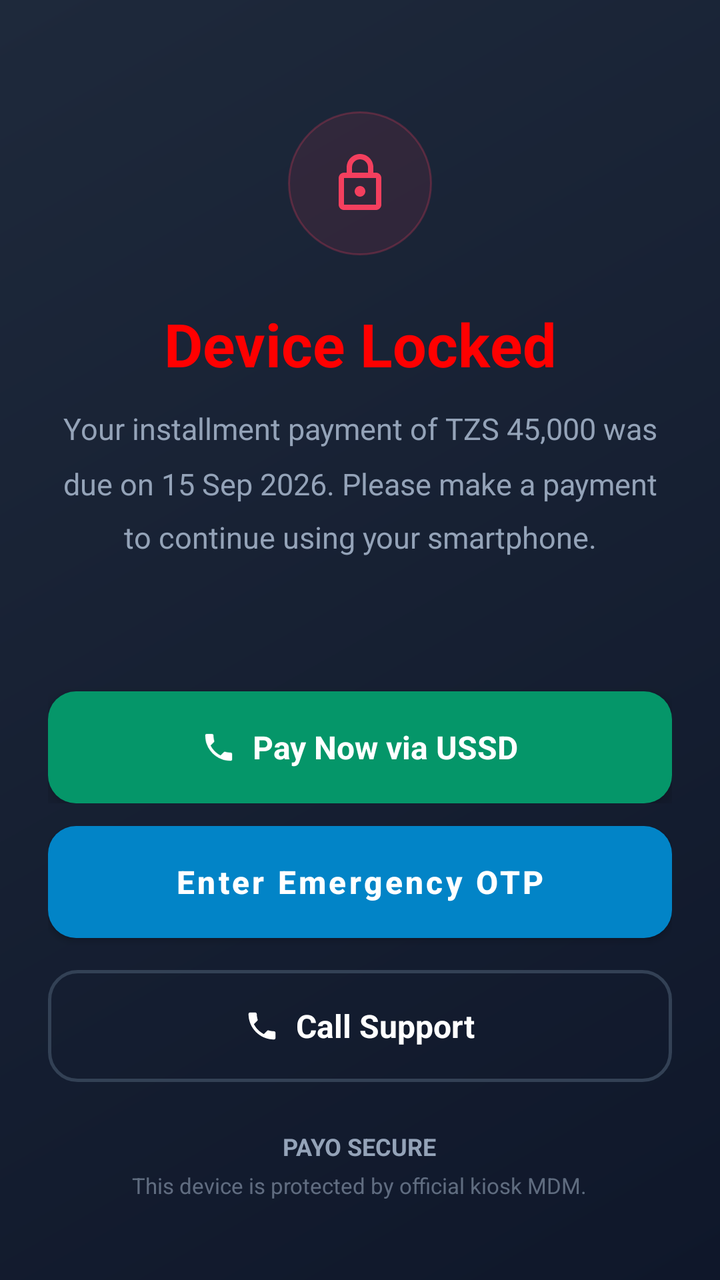
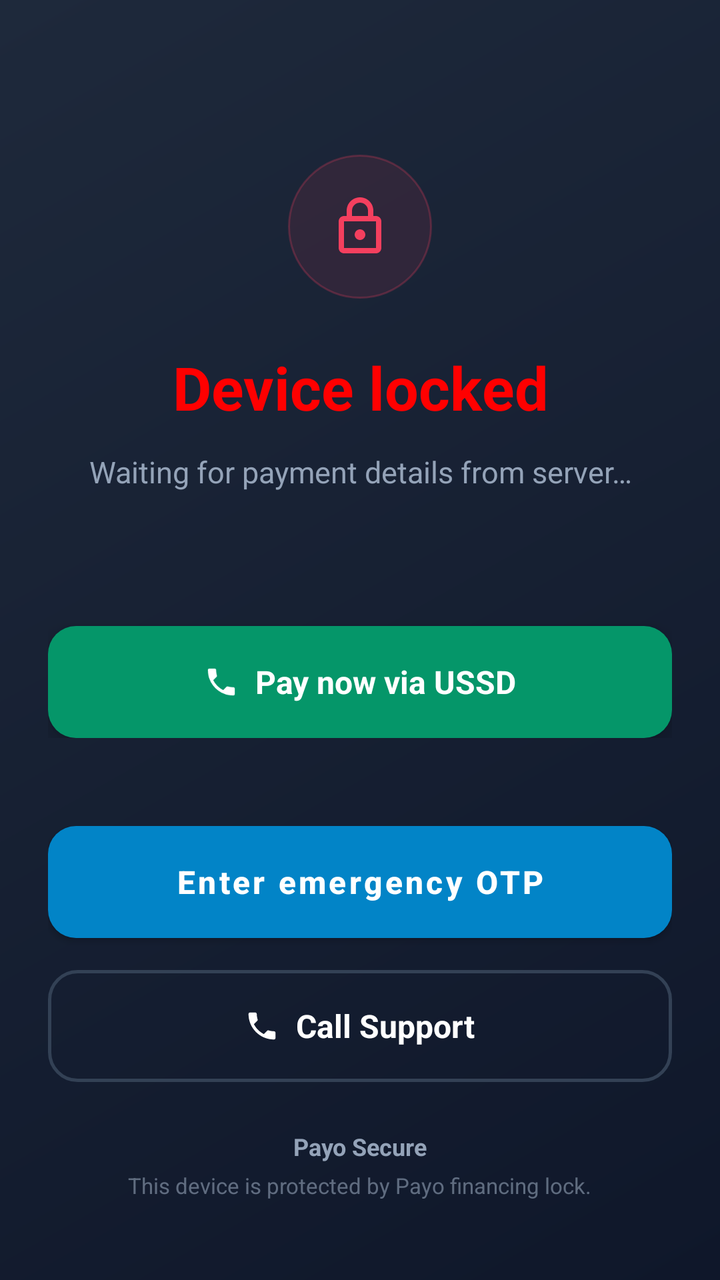

Before-and-after screenshots of an Android layout around one commit, followed by the original layout XML and the change that was made.
<!-- AndroidManifest.xml: application theme Theme.PAYO -->
<!-- res/layout/activity_lock.xml -->
<?xml version="1.0" encoding="utf-8"?>
<androidx.constraintlayout.widget.ConstraintLayout xmlns:android="http://schemas.android.com/apk/res/android"
    xmlns:app="http://schemas.android.com/apk/res-auto"
    xmlns:tools="http://schemas.android.com/tools"
    android:layout_width="match_parent"
    android:layout_height="match_parent"
    android:background="@drawable/bg_gradient_lock"
    android:paddingStart="24dp"
    android:paddingEnd="24dp"
    android:paddingTop="48dp"
    android:paddingBottom="40dp">

    
    <LinearLayout
        android:id="@+id/headerSection"
        android:layout_width="match_parent"
        android:layout_height="wrap_content"
        android:orientation="vertical"
        android:gravity="center"
        app:layout_constraintTop_toTopOf="parent"
        app:layout_constraintBottom_toTopOf="@id/actionSection"
        app:layout_constraintVertical_bias="0.4">

        
        <FrameLayout
            android:layout_width="72dp"
            android:layout_height="72dp"
            android:background="@drawable/bg_lock_badge"
            android:layout_marginBottom="24dp">

            <ImageView
                android:layout_width="32dp"
                android:layout_height="32dp"
                android:layout_gravity="center"
                android:src="@drawable/ic_lock_outline" />
        </FrameLayout>

        
        <TextView
            android:layout_width="match_parent"
            android:layout_height="wrap_content"
            android:text="Device Locked"
            android:textColor="#FF0000"
            android:textSize="30sp"
            android:textStyle="bold"
            android:textAlignment="center"
            android:layout_marginBottom="12dp" />

        
        <TextView
            android:id="@+id/tvLockReason"
            android:layout_width="match_parent"
            android:layout_height="wrap_content"
            android:text="Your installment payment of TZS 45,000 was due on 15 Sep 2026. Please make a payment to continue using your smartphone."
            android:textColor="#94A3B8"
            android:textSize="15sp"
            android:lineSpacingMultiplier="1.5"
            android:textAlignment="center"
            android:layout_marginBottom="16dp" />

        <TextView
            android:id="@+id/tvLoanNumber"
            android:layout_width="match_parent"
            android:layout_height="wrap_content"
            android:textColor="#94A3B8"
            android:textSize="14sp"
            android:textAlignment="center"
            android:layout_marginBottom="32dp" />

        
        <LinearLayout
            android:id="@+id/btnPayNowUssd"
            android:layout_width="match_parent"
            android:layout_height="56dp"
            android:background="@drawable/bg_btn_pay_now"
            android:elevation="6dp"
            android:gravity="center"
            android:orientation="horizontal">

            <ImageView
                android:layout_width="18dp"
                android:layout_height="18dp"
                android:src="@drawable/ic_phone_outline"
                android:layout_marginEnd="8dp" />

            <TextView
                android:layout_width="wrap_content"
                android:layout_height="wrap_content"
                android:text="Pay Now via USSD"
                android:textColor="#FFFFFF"
                android:textSize="16sp"
                android:textStyle="bold" />
        </LinearLayout>

    </LinearLayout>

    
    <LinearLayout
        android:id="@+id/actionSection"
        android:layout_width="match_parent"
        android:layout_height="wrap_content"
        android:orientation="vertical"
        android:gravity="center"
        app:layout_constraintBottom_toBottomOf="parent">

        
        <Button
            android:id="@+id/btnKioskOfflineUnlock"
            android:layout_width="match_parent"
            android:layout_height="56dp"
            android:background="@drawable/bg_btn_primary"
            android:text="Enter Emergency OTP"
            android:textColor="#FFFFFF"
            android:textSize="16sp"
            android:textStyle="bold"
            android:textAllCaps="false"
            android:elevation="4dp"
            android:layout_marginBottom="16dp"
            app:backgroundTint="@null" />

        
        <LinearLayout
            android:id="@+id/btnCallSupport"
            android:layout_width="match_parent"
            android:layout_height="56dp"
            android:background="@drawable/bg_btn_secondary"
            android:gravity="center"
            android:orientation="horizontal"
            android:layout_marginBottom="24dp">

            <ImageView
                android:layout_width="18dp"
                android:layout_height="18dp"
                android:src="@drawable/ic_phone_outline"
                android:layout_marginEnd="8dp" />

            <TextView
                android:layout_width="wrap_content"
                android:layout_height="wrap_content"
                android:text="Call Support"
                android:textColor="#FFFFFF"
                android:textSize="16sp"
                android:textStyle="bold" />
        </LinearLayout>

        
        <TextView
            android:layout_width="wrap_content"
            android:layout_height="wrap_content"
            android:text="PAYO SECURE"
            android:textColor="#94A3B8"
            android:textSize="12sp"
            android:textStyle="bold"
            android:layout_marginBottom="4dp" />

        <TextView
            android:layout_width="wrap_content"
            android:layout_height="wrap_content"
            android:text="This device is protected by official kiosk MDM."
            android:textColor="#94A3B8"
            android:textSize="11sp"
            android:alpha="0.6" />

    </LinearLayout>

</androidx.constraintlayout.widget.ConstraintLayout>
<!-- resources referenced by this layout -->
<resources>
  <!-- drawable bg_btn_pay_now (drawable) -->
  <?xml version="1.0" encoding="utf-8"?>
  <shape xmlns:android="http://schemas.android.com/apk/res/android"
      android:shape="rectangle">
      <solid android:color="#059669" />
      <corners android:radius="14dp" />
  </shape>
  <!-- drawable bg_btn_primary (drawable) -->
  <?xml version="1.0" encoding="utf-8"?>
  <shape xmlns:android="http://schemas.android.com/apk/res/android"
      android:shape="rectangle">
      <solid android:color="#0284C7" />
      <corners android:radius="14dp" />
  </shape>
  <!-- drawable bg_btn_secondary (drawable) -->
  <?xml version="1.0" encoding="utf-8"?>
  <shape xmlns:android="http://schemas.android.com/apk/res/android"
      android:shape="rectangle">
      <solid android:color="@android:color/transparent" />
      <stroke
          android:width="1.5dp"
          android:color="#334155" />
      <corners android:radius="14dp" />
  </shape>
  <!-- drawable bg_gradient_lock (drawable) -->
  <?xml version="1.0" encoding="utf-8"?>
  <shape xmlns:android="http://schemas.android.com/apk/res/android"
      android:shape="rectangle">
      <gradient
          android:angle="135"
          android:startColor="#0F172A"
          android:endColor="#1E293B"
          android:type="linear" />
  </shape>
  <!-- drawable bg_lock_badge (drawable) -->
  <?xml version="1.0" encoding="utf-8"?>
  <shape xmlns:android="http://schemas.android.com/apk/res/android"
      android:shape="oval">
      <solid android:color="#1AF43F5E" />
      <stroke
          android:width="1dp"
          android:color="#40F43F5E" />
  </shape>
  <!-- drawable ic_lock_outline (drawable) -->
  <vector xmlns:android="http://schemas.android.com/apk/res/android"
      android:width="24dp"
      android:height="24dp"
      android:viewportWidth="24"
      android:viewportHeight="24">
    <path
        android:pathData="M18,8h-1L17,6c0,-2.76 -2.24,-5 -5,-5S7,3.24 7,6v2L6,8c-1.1,0 -2,0.9 -2,2v10c0,1.1 0.9,2 2,2h12c1.1,0 2,-0.9 2,-2L20,10c0,-1.1 -0.9,-2 -2,-2zM9,6c0,-1.66 1.34,-3 3,-3s3,1.34 3,3v2L9,8L9,6zM18,20L6,20L6,10h12v10zM12,17c1.1,0 2,-0.9 2,-2s-0.9,-2 -2,-2 -2,0.9 -2,2 0.9,2 2,2z"
        android:fillColor="#F43F5E"/>
  </vector>
  <!-- drawable ic_phone_outline (drawable) -->
  <vector xmlns:android="http://schemas.android.com/apk/res/android"
      android:width="24dp"
      android:height="24dp"
      android:viewportWidth="24"
      android:viewportHeight="24">
    <path
        android:pathData="M6.62,10.79c1.44,2.83 3.76,5.14 6.59,6.59l2.2,-2.2c0.27,-0.27 0.67,-0.36 1.02,-0.24 1.12,0.37 2.33,0.57 3.57,0.57 0.55,0 1,0.45 1,1L21,20c0,0.55 -0.45,1 -1,1 -9.39,0 -17,-7.61 -17,-17 0,-0.55 0.45,-1 1,-1h3.5c0.55,0 1,0.45 1,1 0,1.25 0.2,2.45 0.57,3.57 0.11,0.35 0.03,0.74 -0.25,1.02l-2.2,2.2z"
        android:fillColor="#FFFFFF"/>
  </vector>
  <style name="Theme.PAYO" parent="Theme.MaterialComponents.DayNight.DarkActionBar">
          
          <item name="colorPrimary">@color/purple_500</item>
          <item name="colorPrimaryVariant">@color/purple_700</item>
          <item name="colorOnPrimary">@color/white</item>
          
          <item name="colorSecondary">@color/teal_200</item>
          <item name="colorSecondaryVariant">@color/teal_700</item>
          <item name="colorOnSecondary">@color/black</item>
          
          <item name="android:statusBarColor">?attr/colorPrimaryVariant</item>
          
      </style>
  <color name="purple_500">#FF6200EE</color>
  <color name="purple_700">#FF3700B3</color>
  <color name="white">#FFFFFFFF</color>
  <color name="teal_200">#FF03DAC5</color>
  <color name="teal_700">#FF018786</color>
  <color name="black">#FF000000</color>
</resources>

<!-- the commit's change to res/layout/activity_lock.xml (unified diff, before → after) -->
@@ -37,9 +37,10 @@
 
         
         <TextView
+            android:id="@+id/tvLockTitle"
             android:layout_width="match_parent"
             android:layout_height="wrap_content"
-            android:text="Device Locked"
+            android:text="@string/lock_title"
             android:textColor="#FF0000"
             android:textSize="30sp"
             android:textStyle="bold"
@@ -51,7 +52,7 @@
             android:id="@+id/tvLockReason"
             android:layout_width="match_parent"
             android:layout_height="wrap_content"
-            android:text="Your installment payment of TZS 45,000 was due on 15 Sep 2026. Please make a payment to continue using your smartphone."
+            android:text="@string/lock_reason_waiting"
             android:textColor="#94A3B8"
             android:textSize="15sp"
             android:lineSpacingMultiplier="1.5"
@@ -84,9 +85,10 @@
                 android:layout_marginEnd="8dp" />
 
             <TextView
+                android:id="@+id/tvPayNowLabel"
                 android:layout_width="wrap_content"
                 android:layout_height="wrap_content"
-                android:text="Pay Now via USSD"
+                android:text="@string/lock_pay_ussd"
                 android:textColor="#FFFFFF"
                 android:textSize="16sp"
                 android:textStyle="bold" />
@@ -109,7 +111,7 @@
             android:layout_width="match_parent"
             android:layout_height="56dp"
             android:background="@drawable/bg_btn_primary"
-            android:text="Enter Emergency OTP"
+            android:text="@string/lock_emergency_otp"
             android:textColor="#FFFFFF"
             android:textSize="16sp"
             android:textStyle="bold"
@@ -147,7 +149,7 @@
         <TextView
             android:layout_width="wrap_content"
             android:layout_height="wrap_content"
-            android:text="PAYO SECURE"
+            android:text="@string/lock_footer_brand"
             android:textColor="#94A3B8"
             android:textSize="12sp"
             android:textStyle="bold"
@@ -156,7 +158,7 @@
         <TextView
             android:layout_width="wrap_content"
             android:layout_height="wrap_content"
-            android:text="This device is protected by official kiosk MDM."
+            android:text="@string/lock_footer_subtitle"
             android:textColor="#94A3B8"
             android:textSize="11sp"
             android:alpha="0.6" />
<!-- resource entries referenced after the edit -->
@@ -63,6 +63,12 @@
         android:pathData="M6.62,10.79c1.44,2.83 3.76,5.14 6.59,6.59l2.2,-2.2c0.27,-0.27 0.67,-0.36 1.02,-0.24 1.12,0.37 2.33,0.57 3.57,0.57 0.55,0 1,0.45 1,1L21,20c0,0.55 -0.45,1 -1,1 -9.39,0 -17,-7.61 -17,-17 0,-0.55 0.45,-1 1,-1h3.5c0.55,0 1,0.45 1,1 0,1.25 0.2,2.45 0.57,3.57 0.11,0.35 0.03,0.74 -0.25,1.02l-2.2,2.2z"
         android:fillColor="#FFFFFF"/>
   </vector>
+  <string name="lock_emergency_otp">Enter emergency OTP</string>
+  <string name="lock_footer_brand">Payo Secure</string>
+  <string name="lock_footer_subtitle">This device is protected by Payo financing lock.</string>
+  <string name="lock_pay_ussd">Pay now via USSD</string>
+  <string name="lock_reason_waiting">Waiting for payment details from server…</string>
+  <string name="lock_title">Device locked</string>
   <style name="Theme.PAYO" parent="Theme.MaterialComponents.DayNight.DarkActionBar">
           
           <item name="colorPrimary">@color/purple_500</item>
